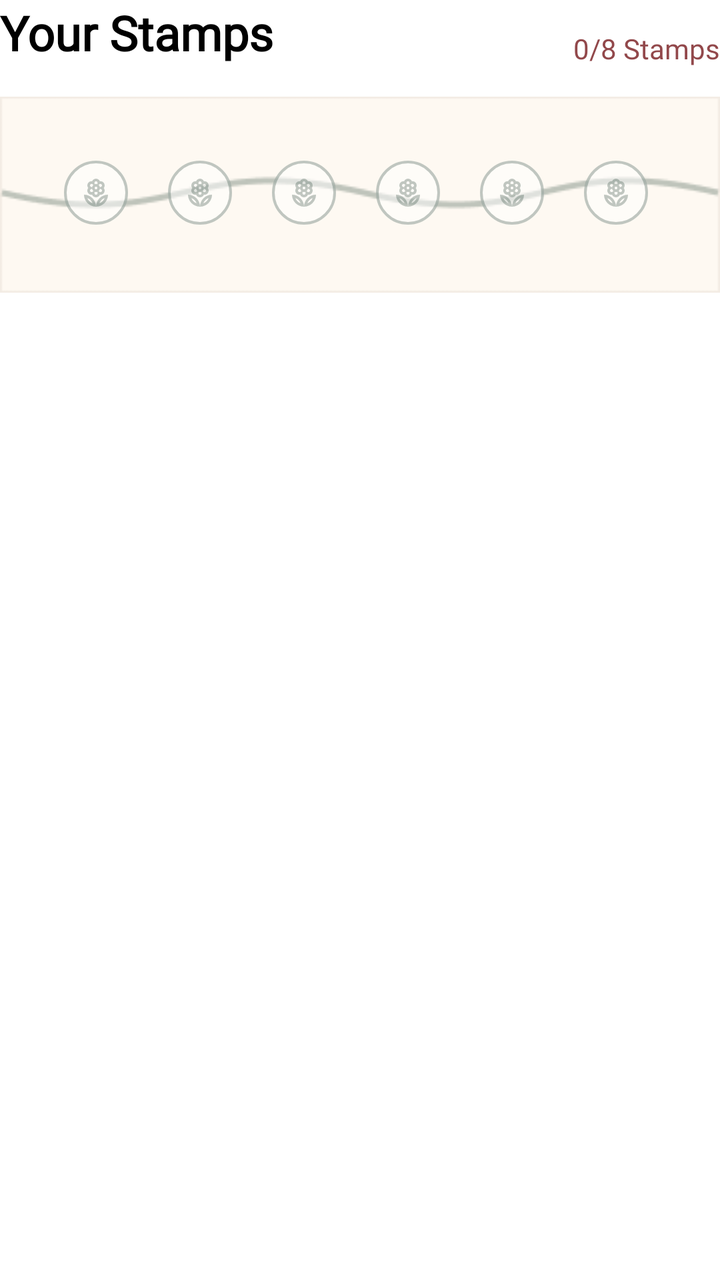
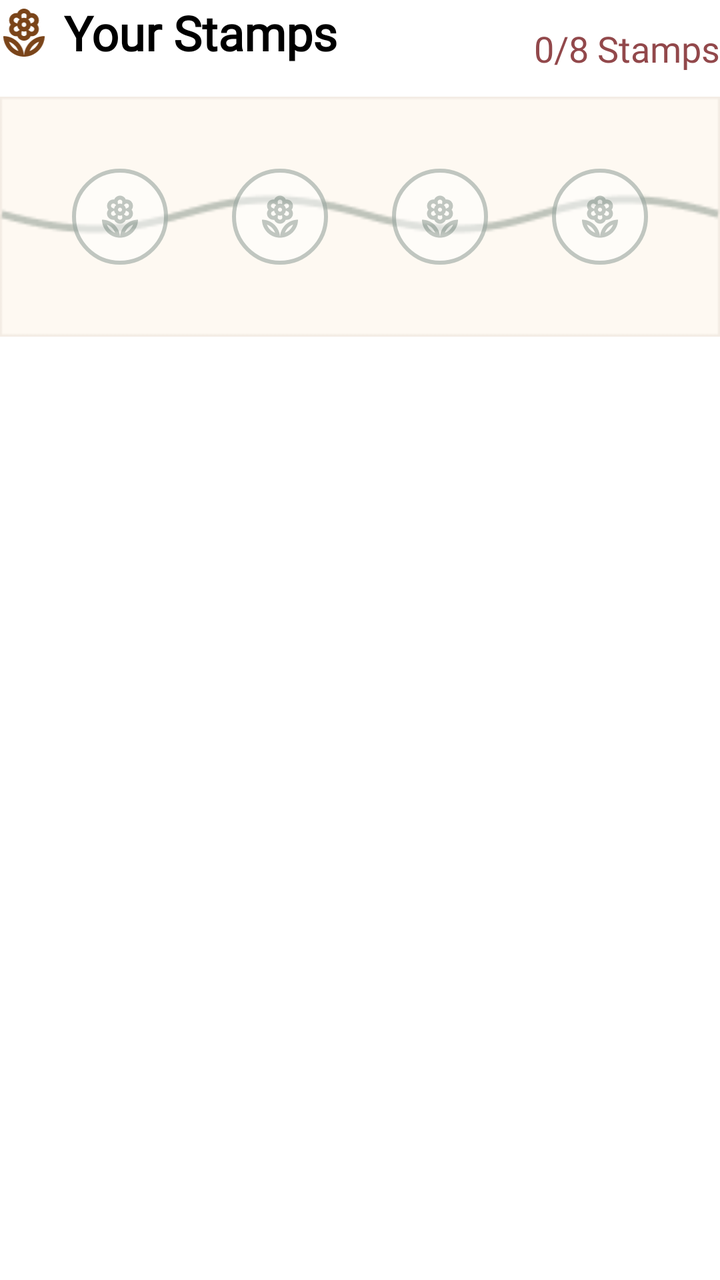

Two renders of the same Android screen: before a commit and after it. Below are the layout's source before the change and the commit's diff.
<!-- AndroidManifest.xml: application theme Theme.PersonalMidterm -->
<!-- res/layout/layout_loyalty.xml -->
<?xml version="1.0" encoding="utf-8"?>
<androidx.constraintlayout.widget.ConstraintLayout xmlns:android="http://schemas.android.com/apk/res/android"
    xmlns:app="http://schemas.android.com/apk/res-auto"
    android:id="@+id/loyalty_card"
    android:layout_width="match_parent"
    android:layout_height="wrap_content"
    android:layout_marginTop="24dp"
    android:layout_marginBottom="24dp">

<TextView
    android:id="@+id/your_reward_header"
    android:layout_width="wrap_content"
    android:layout_height="wrap_content"
    android:fontFamily="@font/playfairdisplay_bold"
    android:text="Your Stamps"
    android:textColor="@color/black"
    android:textSize="24sp"
    android:textStyle="bold"
    app:layout_constraintStart_toStartOf="parent"
    app:layout_constraintTop_toTopOf="parent" />
<TextView
    android:id="@+id/tv_stamps_count"
    android:layout_width="wrap_content"
    android:layout_height="wrap_content"
    app:layout_constraintEnd_toEndOf="parent"
    app:layout_constraintTop_toTopOf="parent"
    android:text="0/8 Stamps"
    android:textSize="14sp"
    android:textColor="@color/theme_maroon"
    android:fontFamily="@font/manrope_bold"
    app:layout_constraintBottom_toTopOf="@+id/loyalty_vine"/>

<HorizontalScrollView
    android:id="@+id/loyalty_vine"
    android:layout_width="0dp"
    android:layout_height="wrap_content"
    android:layout_marginTop="16dp"
    android:padding="24dp"
    android:scrollbars="none"
    android:background="@drawable/loyalty_bg"
    app:layout_constraintEnd_toEndOf="parent"
    app:layout_constraintStart_toStartOf="parent"
    app:layout_constraintTop_toBottomOf="@id/your_reward_header">

    <LinearLayout
        android:id="@+id/stamps_container"
        android:layout_width="wrap_content"
        android:layout_height="wrap_content"
        android:orientation="horizontal">
        
        <include layout="@layout/item_stamp_slot" />
        <include layout="@layout/item_stamp_slot" />
        <include layout="@layout/item_stamp_slot" />
        <include layout="@layout/item_stamp_slot" />
        <include layout="@layout/item_stamp_slot" />
        <include layout="@layout/item_stamp_slot" />
        <include layout="@layout/item_stamp_slot" />
        <include layout="@layout/item_stamp_slot" />
    </LinearLayout>
</HorizontalScrollView>
</androidx.constraintlayout.widget.ConstraintLayout>
<!-- res/layout/item_stamp_slot.xml (included above) -->
<?xml version="1.0" encoding="utf-8"?>
<FrameLayout xmlns:android="http://schemas.android.com/apk/res/android"
    android:layout_width="48dp"
    android:layout_height="48dp"
    android:layout_marginEnd="4dp">

    <ImageView
        android:id="@+id/stamp_icon"
        android:layout_width="match_parent"
        android:layout_height="match_parent"
        android:src="@drawable/empty_stamp"
        android:padding="8dp"/>
</FrameLayout>
<!-- resources referenced by this layout -->
<resources>
  <color name="black">#FF000000</color>
  <color name="theme_maroon">#92484B</color>
  <!-- drawable empty_stamp: vector/xml drawable (drawable, 5697 chars, omitted) -->
  <!-- drawable loyalty_bg: png bitmap (drawable, 1742 bytes) -->
  <style name="Theme.PersonalMidterm" parent="Theme.MaterialComponents.DayNight.NoActionBar">
          <item name="android:textColorPrimary">@color/text_primary</item>
          <item name="android:textColorSecondary">@color/text_primary</item>
          
          <item name="android:statusBarColor">?attr/colorPrimaryVariant</item>
          
      </style>
  <color name="text_primary">#1D1C18</color>
</resources>

<!-- the commit's change to res/layout/layout_loyalty.xml (unified diff, before → after) -->
@@ -7,16 +7,27 @@
     android:layout_marginTop="24dp"
     android:layout_marginBottom="24dp">
 
+<ImageView
+    android:id="@+id/iv_loyalty_logo"
+    android:layout_width="24dp"
+    android:layout_height="24dp"
+    android:src="@drawable/ic_logo"
+    app:tint="@color/theme_brown"
+    app:layout_constraintStart_toStartOf="parent"
+    app:layout_constraintTop_toTopOf="@id/your_reward_header"
+    app:layout_constraintBottom_toBottomOf="@id/your_reward_header" />
+
 <TextView
     android:id="@+id/your_reward_header"
     android:layout_width="wrap_content"
     android:layout_height="wrap_content"
+    android:layout_marginStart="8dp"
     android:fontFamily="@font/playfairdisplay_bold"
     android:text="Your Stamps"
     android:textColor="@color/black"
     android:textSize="24sp"
     android:textStyle="bold"
-    app:layout_constraintStart_toStartOf="parent"
+    app:layout_constraintStart_toEndOf="@id/iv_loyalty_logo"
     app:layout_constraintTop_toTopOf="parent" />
 <TextView
     android:id="@+id/tv_stamps_count"
@@ -25,7 +36,7 @@
     app:layout_constraintEnd_toEndOf="parent"
     app:layout_constraintTop_toTopOf="parent"
     android:text="0/8 Stamps"
-    android:textSize="14sp"
+    android:textSize="18sp"
     android:textColor="@color/theme_maroon"
     android:fontFamily="@font/manrope_bold"
     app:layout_constraintBottom_toTopOf="@+id/loyalty_vine"/>
@@ -37,6 +48,7 @@
     android:layout_marginTop="16dp"
     android:padding="24dp"
     android:scrollbars="none"
+    android:fillViewport="true"
     android:background="@drawable/loyalty_bg"
     app:layout_constraintEnd_toEndOf="parent"
     app:layout_constraintStart_toStartOf="parent"
@@ -44,32 +56,34 @@
 
     <LinearLayout
         android:id="@+id/stamps_container"
-        android:layout_width="wrap_content"
+        android:layout_width="match_parent"
         android:layout_height="wrap_content"
-        android:orientation="horizontal">
+        android:orientation="horizontal"
+        android:gravity="center_vertical"
+        android:weightSum="8">
         
-        <include layout="@layout/item_stamp_slot" />
-        <include layout="@layout/item_stamp_slot" />
-        <include layout="@layout/item_stamp_slot" />
-        <include layout="@layout/item_stamp_slot" />
-        <include layout="@layout/item_stamp_slot" />
-        <include layout="@layout/item_stamp_slot" />
-        <include layout="@layout/item_stamp_slot" />
-        <include layout="@layout/item_stamp_slot" />
+        <include layout="@layout/item_stamp_slot" android:layout_width="0dp" android:layout_height="wrap_content" android:layout_weight="1" />
+        <include layout="@layout/item_stamp_slot" android:layout_width="0dp" android:layout_height="wrap_content" android:layout_weight="1" />
+        <include layout="@layout/item_stamp_slot" android:layout_width="0dp" android:layout_height="wrap_content" android:layout_weight="1" />
+        <include layout="@layout/item_stamp_slot" android:layout_width="0dp" android:layout_height="wrap_content" android:layout_weight="1" />
+        <include layout="@layout/item_stamp_slot" android:layout_width="0dp" android:layout_height="wrap_content" android:layout_weight="1" />
+        <include layout="@layout/item_stamp_slot" android:layout_width="0dp" android:layout_height="wrap_content" android:layout_weight="1" />
+        <include layout="@layout/item_stamp_slot" android:layout_width="0dp" android:layout_height="wrap_content" android:layout_weight="1" />
+        <include layout="@layout/item_stamp_slot" android:layout_width="0dp" android:layout_height="wrap_content" android:layout_weight="1" />
     </LinearLayout>
 </HorizontalScrollView>
 </androidx.constraintlayout.widget.ConstraintLayout>
 <!-- res/layout/item_stamp_slot.xml (included above) -->
 <?xml version="1.0" encoding="utf-8"?>
 <FrameLayout xmlns:android="http://schemas.android.com/apk/res/android"
-    android:layout_width="48dp"
-    android:layout_height="48dp"
-    android:layout_marginEnd="4dp">
+    android:layout_width="match_parent"
+    android:layout_height="80dp"
+    android:minWidth="80dp">
 
     <ImageView
         android:id="@+id/stamp_icon"
         android:layout_width="match_parent"
         android:layout_height="match_parent"
         android:src="@drawable/empty_stamp"
-        android:padding="8dp"/>
+        android:padding="12dp"/>
 </FrameLayout>
<!-- resource entries referenced after the edit -->
@@ -1,8 +1,10 @@
 <!-- resources referenced by this layout -->
 <resources>
   <color name="black">#FF000000</color>
+  <color name="theme_brown">#7A4419</color>
   <color name="theme_maroon">#92484B</color>
   <!-- drawable empty_stamp: vector/xml drawable (drawable, 5697 chars, omitted) -->
+  <!-- drawable ic_logo: vector/xml drawable (drawable, 4590 chars, omitted) -->
   <!-- drawable loyalty_bg: png bitmap (drawable, 1742 bytes) -->
   <style name="Theme.PersonalMidterm" parent="Theme.MaterialComponents.DayNight.NoActionBar">
           <item name="android:textColorPrimary">@color/text_primary</item>
